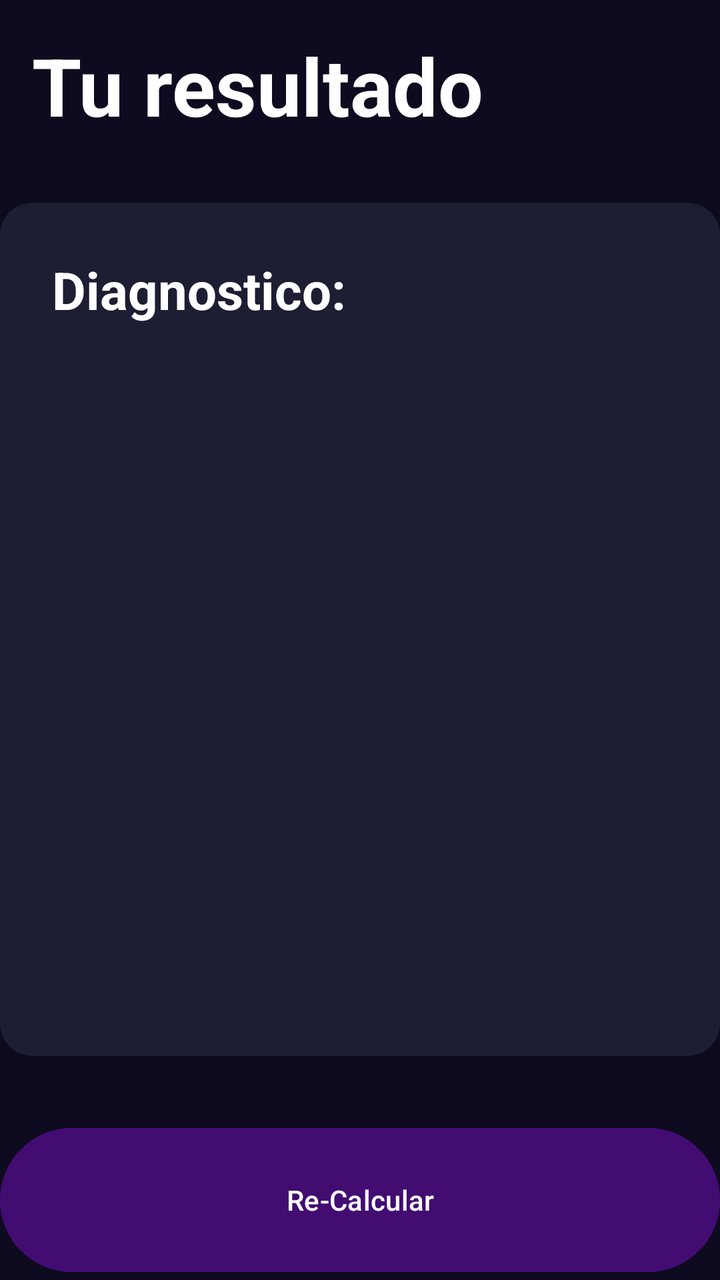
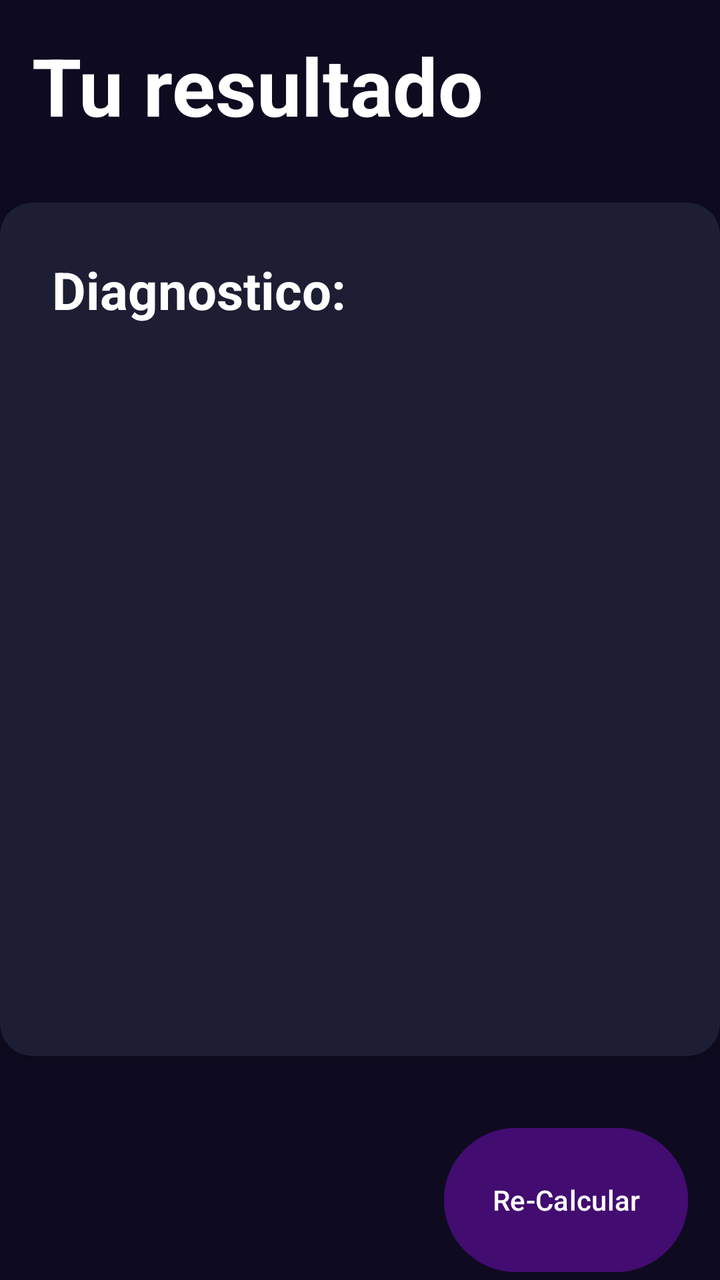

Before-and-after screenshots of an Android layout around one commit, followed by the original layout XML and the change that was made.
<!-- AndroidManifest.xml: application theme Theme.SleepTheory01 -->
<!-- res/layout/activity_result_imcactivity.xml -->
<?xml version="1.0" encoding="utf-8"?>
<androidx.constraintlayout.widget.ConstraintLayout xmlns:android="http://schemas.android.com/apk/res/android"
    xmlns:app="http://schemas.android.com/apk/res-auto"
    xmlns:tools="http://schemas.android.com/tools"
    android:id="@+id/main"
    android:layout_width="match_parent"
    android:layout_height="match_parent"
    android:background="@color/background_app"
    tools:context=".ResultIMCActivity">


    <TextView
        android:id="@+id/tvTitle"
        app:layout_constraintTop_toTopOf="parent"
        app:layout_constraintStart_toStartOf="parent"
        android:layout_width="wrap_content"
        android:layout_height="wrap_content"
        android:textSize="40sp"
        android:layout_margin="16dp"
        android:textStyle="bold"
        android:textColor="@color/white"
        android:text="@string/result"/>

    <androidx.cardview.widget.CardView
        android:layout_width="0dp"
        android:layout_height="0dp"
        app:cardBackgroundColor="@color/background_component"
        app:cardCornerRadius="16dp"
        android:layout_marginVertical="32dp"
        app:layout_constraintStart_toStartOf="parent"
        app:layout_constraintTop_toBottomOf="@+id/tvTitle"
        app:layout_constraintEnd_toEndOf="parent"
        app:layout_constraintBottom_toTopOf="@+id/btnRecalculate"
        >

        <LinearLayout
            android:layout_width="match_parent"
            android:layout_height="match_parent"
            android:layout_margin="16dp"
            android:orientation="vertical">

            <TextView
                android:layout_width="wrap_content"
                android:layout_height="wrap_content"
                android:layout_margin="10dp"
                android:text="Diagnostico: "
                android:textSize="26sp"
                android:textStyle="bold"
                android:textColor="@color/white"
                />

            <TextView
                android:id="@+id/resultTextView"
                android:layout_width="match_parent"
                android:layout_height="wrap_content"
                android:textSize="20sp"
                android:padding="16dp"
                android:textColor="@color/white"
                android:layout_marginBottom="16dp" />

        </LinearLayout>

    </androidx.cardview.widget.CardView>

    <Button
        android:id="@+id/btnRecalculate"
        android:layout_width="0dp"
        android:layout_height="80dp"
        android:text="@string/recalculate"
        android:textColor="@color/white"
        android:backgroundTint="@color/sleep_buttons"
        app:layout_constraintStart_toStartOf="parent"
        app:layout_constraintEnd_toEndOf="parent"
        app:layout_constraintBottom_toBottomOf="parent"
        />

</androidx.constraintlayout.widget.ConstraintLayout>
<!-- resources referenced by this layout -->
<resources>
  <color name="background_app">#0E0B20</color>
  <color name="background_component">#1D1E33</color>
  <color name="sleep_buttons">#420C71</color>
  <color name="white">#FFFFFFFF</color>
  <string name="recalculate">Re-Calcular</string>
  <string name="result">Tu resultado</string>
  <style name="Theme.SleepTheory01" parent="Base.Theme.SleepTheory01" />
  <style name="Base.Theme.SleepTheory01" parent="Theme.Material3.DayNight.NoActionBar">
          
          
      </style>
</resources>

<!-- the commit's change to res/layout/activity_result_imcactivity.xml (unified diff, before → after) -->
@@ -67,9 +67,10 @@
         android:layout_width="0dp"
         android:layout_height="80dp"
         android:text="@string/recalculate"
+        android:layout_marginHorizontal="16dp"
+        android:minHeight="56dp"
         android:textColor="@color/white"
         android:backgroundTint="@color/sleep_buttons"
-        app:layout_constraintStart_toStartOf="parent"
         app:layout_constraintEnd_toEndOf="parent"
         app:layout_constraintBottom_toBottomOf="parent"
         />
